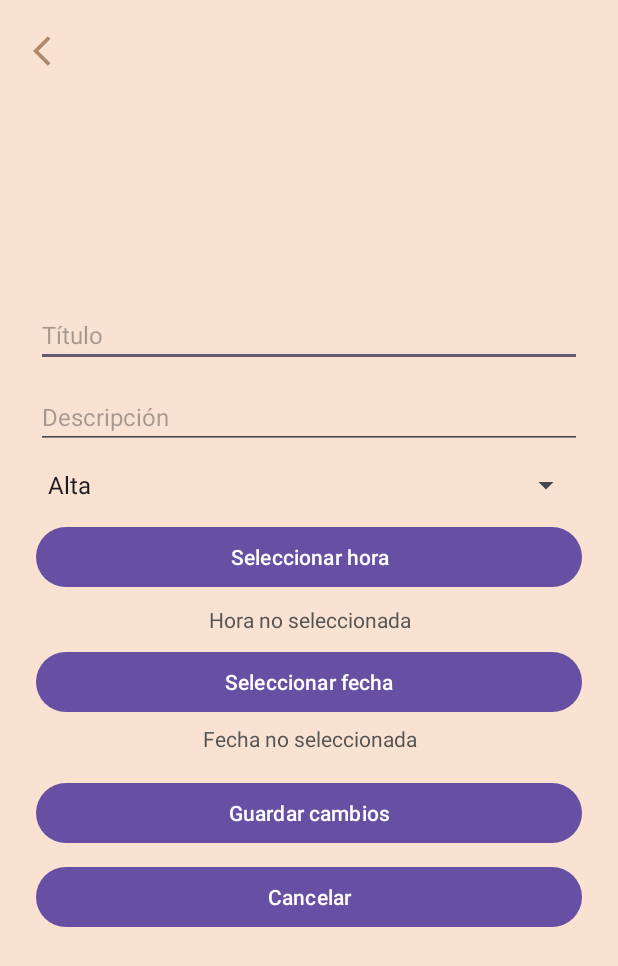
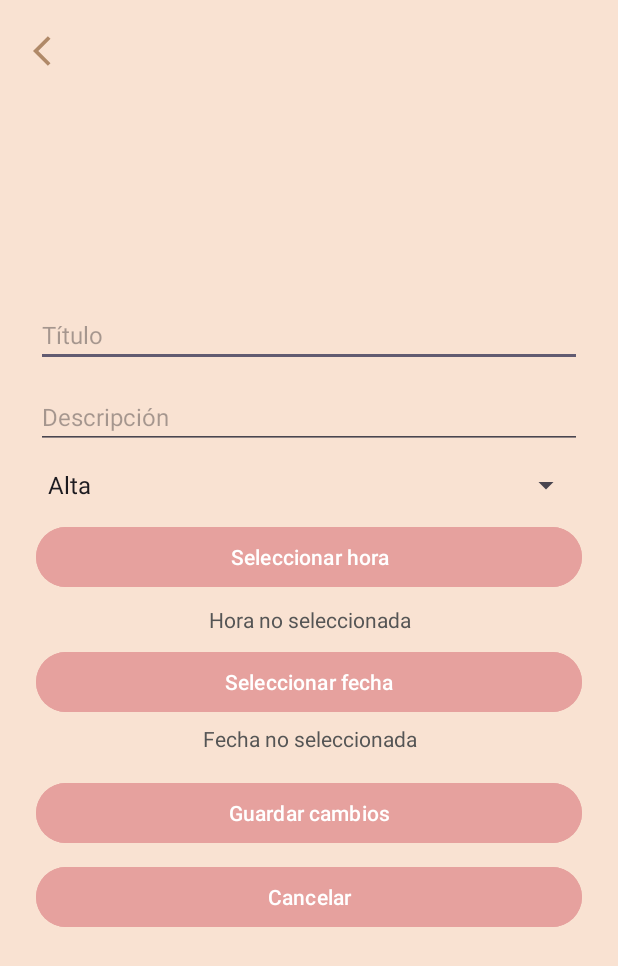
Before and after one commit to 4ndreaCatMen/TFG_CatalanMenachoAndrea, an Android app: the EditarTareaActivity screen opened directly, with no data from a screen before it, on a phone screen of 412 x 824 dp. Shown: the top 966 px of the screen. Run offline under Robolectric (Android 15) with nearby library versions, the light colour scheme and no system bars.

Commit message:
colores botones

```diff
--- a/app/src/main/res/layout/activity_agregar_tarea.xml
+++ b/app/src/main/res/layout/activity_agregar_tarea.xml
@@ -54,6 +54,7 @@
             android:layout_width="match_parent"
             android:layout_height="wrap_content"
             android:text="Seleccionar hora"
+            android:backgroundTint="@color/colorBoton"
             android:layout_marginTop="12dp" />
 
         <TextView
@@ -71,6 +72,7 @@
             android:layout_width="match_parent"
             android:layout_height="wrap_content"
             android:text="Seleccionar fecha"
+            android:backgroundTint="@color/colorBoton"
             android:layout_marginTop="12dp" />
 
         <TextView
@@ -88,6 +90,8 @@
             android:layout_width="match_parent"
             android:layout_height="wrap_content"
             android:text="Guardar"
-            android:layout_marginTop="20dp" />
+            android:layout_marginTop="20dp"
+            android:backgroundTint="@color/colorBoton"
+            android:textColor="@color/white"/>
     </LinearLayout>
 </FrameLayout>
--- a/app/src/main/res/layout/activity_editar_tarea.xml
+++ b/app/src/main/res/layout/activity_editar_tarea.xml
@@ -51,7 +51,9 @@
             android:layout_width="match_parent"
             android:layout_height="wrap_content"
             android:text="Seleccionar hora"
-            android:layout_marginTop="12dp" />
+            android:layout_marginTop="12dp"
+            android:backgroundTint="@color/colorBoton"
+            android:textColor="@color/white"/>
 
         <TextView
             android:id="@+id/tvHoraSeleccionada"
@@ -68,7 +70,9 @@
             android:layout_width="match_parent"
             android:layout_height="wrap_content"
             android:text="Seleccionar fecha"
-            android:layout_marginTop="8dp" />
+            android:layout_marginTop="8dp"
+            android:backgroundTint="@color/colorBoton"
+            android:textColor="@color/white"/>
 
         <TextView
             android:id="@+id/tvFechaSeleccionada"
@@ -85,13 +89,17 @@
             android:layout_width="match_parent"
             android:layout_height="wrap_content"
             android:text="Guardar cambios"
-            android:layout_marginTop="16dp" />
+            android:layout_marginTop="16dp"
+            android:backgroundTint="@color/colorBoton"
+            android:textColor="@color/white"/>
 
         <Button
             android:id="@+id/btnCancelar"
             android:layout_width="match_parent"
             android:layout_height="wrap_content"
             android:text="Cancelar"
-            android:layout_marginTop="8dp" />
+            android:layout_marginTop="8dp"
+            android:backgroundTint="@color/colorBoton"
+            android:textColor="@color/white"/>
     </LinearLayout>
 </FrameLayout>
--- a/app/src/main/res/layout/activity_login.xml
+++ b/app/src/main/res/layout/activity_login.xml
@@ -45,6 +45,8 @@
             android:layout_width="match_parent"
             android:layout_height="wrap_content"
             android:text="Iniciar sesión"
-            android:layout_marginTop="16dp" />
+            android:layout_marginTop="16dp"
+            android:backgroundTint="@color/colorBoton"
+            android:textColor="@color/white"/>
     </LinearLayout>
 </FrameLayout>
--- a/app/src/main/res/layout/activity_registro.xml
+++ b/app/src/main/res/layout/activity_registro.xml
@@ -5,7 +5,6 @@
     android:layout_height="match_parent"
     android:background="@color/colorSecundario">
 
-    <!-- Flecha de volver -->
     <ImageButton
         android:id="@+id/btnBack"
         android:layout_width="36dp"
@@ -54,6 +53,8 @@
             android:id="@+id/btnRegistrar"
             android:layout_width="match_parent"
             android:layout_height="wrap_content"
-            android:text="Registrarse" />
+            android:text="Registrarse"
+            android:backgroundTint="@color/colorBoton"
+            android:textColor="@color/white"/>
     </LinearLayout>
 </FrameLayout>
```
Also changed, not shown: app/src/main/res/layout/activity_inicio.xml (+6 -2 lines), app/src/main/res/layout/activity_tareas.xml (+6 -2 lines).
